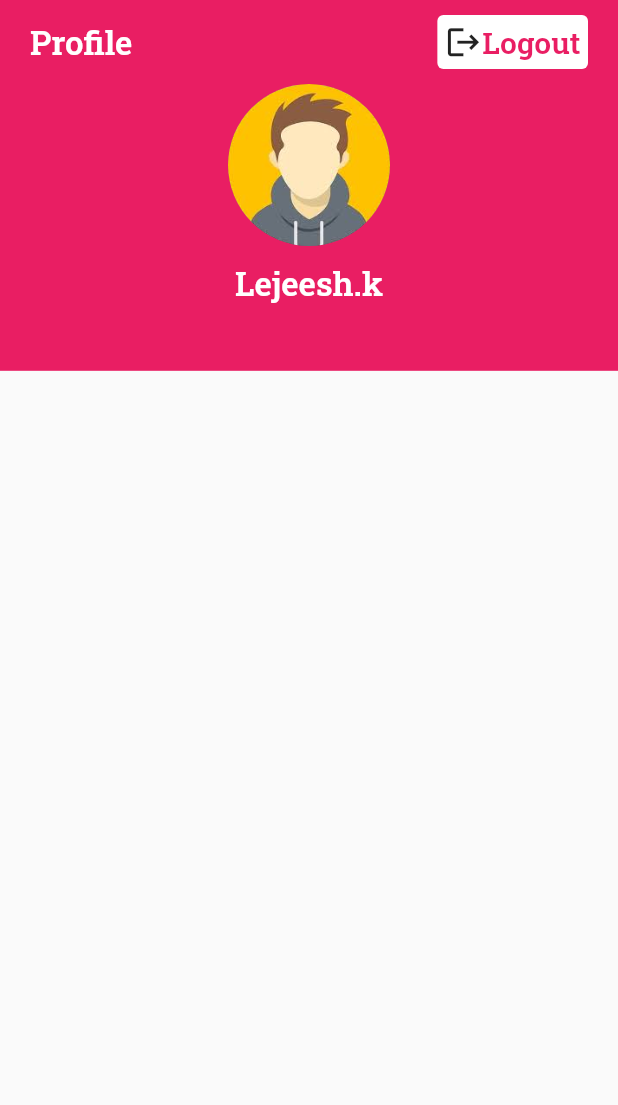
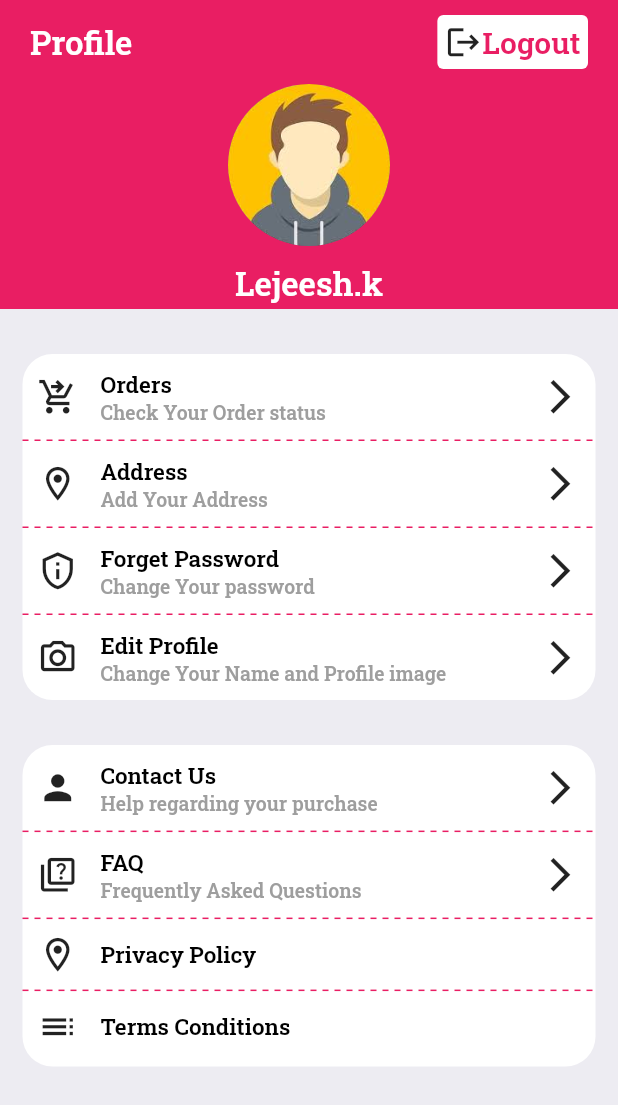
Before and after one commit to Lejeeshofficial/eshop, a Flutter app: the ScreenAccount screen opened directly, on a phone screen of 412 x 824 dp. Shown: the top 1105 px of the screen. Run offline on Flutter 3.47's test engine with Material 2 defaults, Android fonts, the phone set to English and light mode, and no system bars; drawn by our look-alikes of dotted_line; our stand-ins replace badges, bottom_navy_bar, flutter_otp_text_field, google_fonts, lottie; missing offline and left inert: dart:ffi.

Commit message:
profile ui completed

```diff
--- a/lib/colorandconst/accountsScreen/colors.dart
+++ b/lib/colorandconst/accountsScreen/colors.dart
@@ -2,3 +2,4 @@ import 'package:flutter/animation.dart';
 import 'package:flutter/material.dart';
 
 Color appBarColor = Colors.pink;
+const Color background = Color(0xffEDECf2);
--- a/lib/colorandconst/accountsScreen/constants.dart
+++ b/lib/colorandconst/accountsScreen/constants.dart
@@ -3,3 +3,7 @@ import 'package:flutter/cupertino.dart';
 const kheight10 = SizedBox(
   height: 10,
 );
+
+const kwidgth15 = SizedBox(
+  width: 15,
+);
--- a/lib/colorandconst/accountsScreen/styles.dart
+++ b/lib/colorandconst/accountsScreen/styles.dart
@@ -1,3 +1,5 @@
+import 'package:dotted_line/dotted_line.dart';
+import 'package:eshop/colorandconst/accountsScreen/colors.dart';
 import 'package:eshop/colorandconst/loginScreen/color/colors.dart';
 import 'package:flutter/material.dart';
 
@@ -11,3 +13,30 @@ TextStyle style2 = const TextStyle(
   color: Colors.pink,
   fontSize: 20,
 );
+
+BoxDecoration boxstyle = BoxDecoration(
+  color: appBarColor,
+  // borderRadius: BorderRadius.circular(
+  //   0,
+  // ),
+);
+
+BoxDecoration boxstyle1 = BoxDecoration(
+  borderRadius: BorderRadius.circular(20),
+  color: Colors.white,
+);
+
+TextStyle style3 = const TextStyle(
+  fontFamily: "RobotoSlab",
+  color: Colors.black,
+  fontSize: 15,
+);
+TextStyle style4 = const TextStyle(
+  fontFamily: "RobotoSlab",
+  color: Colors.grey,
+  fontSize: 13,
+);
+
+DottedLine dottedline = DottedLine(
+  dashColor: appBarColor,
+);
--- a/lib/view/accountscreen/account_screen.dart
+++ b/lib/view/accountscreen/account_screen.dart
@@ -1,4 +1,8 @@
+import 'package:eshop/colorandconst/accountsScreen/colors.dart';
+import 'package:eshop/colorandconst/accountsScreen/constants.dart';
 import 'package:eshop/view/accountscreen/widgets/accounts_app_bar.dart';
+import 'package:eshop/view/accountscreen/widgets/widget_container1.dart';
+import 'package:eshop/view/accountscreen/widgets/widget_container2.dart';
 import 'package:flutter/material.dart';
 
 class ScreenAccount extends StatefulWidget {
@@ -12,10 +16,13 @@ class _ScreenAccountState extends State<ScreenAccount> {
   @override
   Widget build(BuildContext context) {
     return Scaffold(
+      backgroundColor: background,
       body: ListView(
         children: [
           WidgetAccountAppBar(),
-          Container(),
+          WidgetContainer1(),
+          // kheight10,
+          WidgetContainer2(),
         ],
       ),
     );
--- a/lib/view/accountscreen/widgets/accounts_app_bar.dart
+++ b/lib/view/accountscreen/widgets/accounts_app_bar.dart
@@ -14,9 +14,10 @@ class WidgetAccountAppBar extends StatelessWidget {
   Widget build(BuildContext context) {
     double height1 = MediaQuery.of(context).size.height;
     return Container(
+      decoration: boxstyle,
       width: double.infinity,
-      height: height1 * .3,
-      color: appBarColor,
+      height: height1 * .25,
+      //  color: appBarColor,
       child: Padding(
         padding: const EdgeInsets.all(10.0),
         child: Column(
--- /dev/null
+++ b/lib/view/accountscreen/widgets/widget_container1.dart
@@ -0,0 +1,67 @@
+import 'package:eshop/colorandconst/accountsScreen/colors.dart';
+import 'package:eshop/colorandconst/accountsScreen/constants.dart';
+import 'package:eshop/colorandconst/accountsScreen/styles.dart';
+import 'package:eshop/view/accountscreen/widgets/widget_rowEach.dart';
+import 'package:flutter/material.dart';
+import 'package:dotted_line/dotted_line.dart';
+
+class WidgetContainer1 extends StatefulWidget {
+  const WidgetContainer1({super.key});
+
+  @override
+  State<WidgetContainer1> createState() => _WidgetContainer1State();
+}
+
+class _WidgetContainer1State extends State<WidgetContainer1> {
+  @override
+  Widget build(BuildContext context) {
+    final height1 = MediaQuery.of(context).size.height;
+    return Padding(
+      padding: const EdgeInsets.fromLTRB(15, 30, 15, 15),
+      child: Container(
+        height: height1 * .28,
+        decoration: boxstyle1,
+        child: Column(
+          crossAxisAlignment: CrossAxisAlignment.start,
+          children: [
+            Padding(
+              padding: EdgeInsets.all(10.0),
+              child: RowsEach(
+                iconsName: Icons.shopping_cart_checkout_outlined,
+                text2: "Orders",
+                text1: "Check Your Order status",
+              ),
+            ),
+            dottedline,
+            Padding(
+              padding: EdgeInsets.all(10.0),
+              child: RowsEach(
+                iconsName: Icons.location_on_outlined,
+                text2: "Address",
+                text1: "Add Your Address",
+              ),
+            ),
+            dottedline,
+            Padding(
+              padding: EdgeInsets.all(10.0),
+              child: RowsEach(
+                iconsName: Icons.privacy_tip_outlined,
+                text2: "Forget Password",
+                text1: "Change Your password",
+              ),
+            ),
+            dottedline,
+            Padding(
+              padding: EdgeInsets.all(10.0),
+              child: RowsEach(
+                iconsName: Icons.camera_alt_outlined,
+                text2: "Edit Profile",
+                text1: "Change Your Name and Profile image",
+              ),
+            ),
+          ],
+        ),
+      ),
+    );
+  }
+}
--- /dev/null
+++ b/lib/view/accountscreen/widgets/widget_container2.dart
@@ -0,0 +1,64 @@
+import 'package:eshop/colorandconst/accountsScreen/styles.dart';
+import 'package:eshop/view/accountscreen/widgets/widget_rowEach.dart';
+import 'package:flutter/material.dart';
+
+class WidgetContainer2 extends StatefulWidget {
+  const WidgetContainer2({super.key});
+
+  @override
+  State<WidgetContainer2> createState() => _WidgetContainer2State();
+}
+
+class _WidgetContainer2State extends State<WidgetContainer2> {
+  @override
+  Widget build(BuildContext context) {
+    final height1 = MediaQuery.of(context).size.height;
+    return Padding(
+      padding: const EdgeInsets.fromLTRB(15, 15, 15, 0),
+      child: Container(
+        height: height1 * .26,
+        decoration: boxstyle1,
+        child: Column(
+          crossAxisAlignment: CrossAxisAlignment.start,
+          children: [
+            Padding(
+              padding: EdgeInsets.all(10.0),
+              child: RowsEach(
+                iconsName: Icons.person,
+                text2: "Contact Us",
+                text1: "Help regarding your purchase",
+              ),
+            ),
+            dottedline,
+            Padding(
+              padding: EdgeInsets.all(10.0),
+              child: RowsEach(
+                iconsName: Icons.quiz_outlined,
+                text2: "FAQ",
+                text1: "Frequently Asked Questions",
+              ),
+            ),
+            dottedline,
+            Padding(
+              padding: EdgeInsets.all(10.0),
+              child: RowsEach1(
+                iconsName: Icons.location_on_outlined,
+                text2: "Privacy Policy",
+                text1: "",
+              ),
+            ),
+            dottedline,
+            Padding(
+              padding: EdgeInsets.all(10.0),
+              child: RowsEach1(
+                iconsName: Icons.toc,
+                text2: "Terms Conditions",
+                text1: "",
+              ),
+            ),
+          ],
+        ),
+      ),
+    );
+  }
+}
--- /dev/null
+++ b/lib/view/accountscreen/widgets/widget_rowEach.dart
@@ -0,0 +1,75 @@
+import 'package:eshop/colorandconst/accountsScreen/constants.dart';
+import 'package:eshop/colorandconst/accountsScreen/styles.dart';
+import 'package:flutter/material.dart';
+
+class RowsEach extends StatelessWidget {
+  RowsEach(
+      {required this.iconsName,
+      required this.text1,
+      required this.text2,
+      Key? key})
+      : super(key: key);
+  IconData iconsName;
+  String text1;
+  String text2;
+  @override
+  Widget build(BuildContext context) {
+    return Row(
+      mainAxisAlignment: MainAxisAlignment.start,
+      children: [
+        Icon(
+          iconsName,
+          size: 27,
+        ),
+        kwidgth15,
+        Column(
+          crossAxisAlignment: CrossAxisAlignment.start,
+          children: [
+            Text(
+              text2,
+              style: style3,
+            ),
+            Text(
+              text1,
+              style: style4,
+            )
+          ],
+        ),
+        const Spacer(),
+        const Icon(
+          Icons.arrow_forward_ios_outlined,
+          size: 27,
+        )
+      ],
+    );
+  }
+}
+
+class RowsEach1 extends StatelessWidget {
+  RowsEach1(
+      {required this.iconsName,
+      required this.text1,
+      required this.text2,
+      Key? key})
+      : super(key: key);
+  IconData iconsName;
+  String text1;
+  String text2;
+  @override
+  Widget build(BuildContext context) {
+    return Row(
+      mainAxisAlignment: MainAxisAlignment.start,
+      children: [
+        Icon(
+          iconsName,
+          size: 27,
+        ),
+        kwidgth15,
+        Text(
+          text2,
+          style: style3,
+        ),
+      ],
+    );
+  }
+}
--- a/lib/view/splashscreen/screensplash.dart
+++ b/lib/view/splashscreen/screensplash.dart
@@ -80,7 +80,7 @@ class _ScreenSplashState extends State<ScreenSplash> {
   Future<void> splashtimer() async {
     await Future.delayed(
       const Duration(
-        seconds: 6,
+        seconds: 4,
       ),
     );
     Navigator.pushReplacement(
--- a/pubspec.yaml
+++ b/pubspec.yaml
@@ -41,6 +41,7 @@ dependencies:
   flutter_otp_text_field: ^1.1.1
   bottom_navy_bar: ^6.0.0
   badges: ^2.0.3
+  dotted_line: ^3.1.0
 
 dev_dependencies:
   flutter_test:
```
Also changed, not shown: pubspec.lock.
